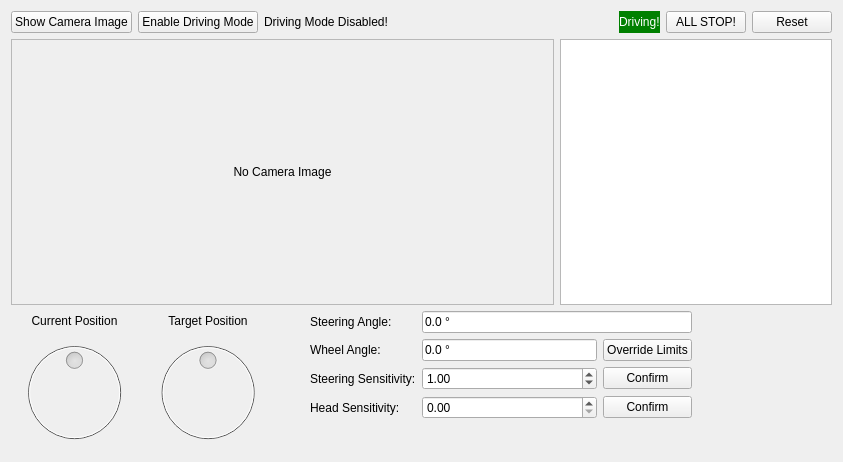
The window that thor_mang_driving_widget/src/driving_widget.ui (hector-humanoid/humanoid_driving) describes before a commit, drawn with Qt 5.
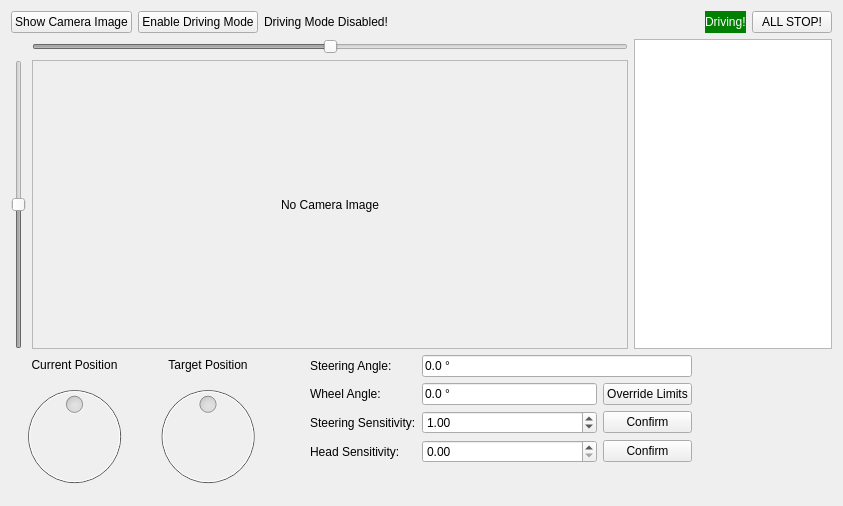
The same window after the commit. Icons and pictures are not drawn.

Diff of the .ui file:
```diff
--- a/thor_mang_driving_widget/src/driving_widget.ui
+++ b/thor_mang_driving_widget/src/driving_widget.ui
@@ -7,7 +7,7 @@
     <x>0</x>
     <y>0</y>
     <width>843</width>
-    <height>462</height>
+    <height>506</height>
    </rect>
   </property>
   <property name="minimumSize">
@@ -107,18 +107,46 @@
         </property>
        </widget>
       </item>
-      <item>
-       <widget class="QPushButton" name="pushButton_Reset">
-        <property name="text">
-         <string>Reset</string>
-        </property>
-       </widget>
-      </item>
      </layout>
     </item>
     <item>
-     <layout class="QHBoxLayout" name="horizontalLayout_3" stretch="2,1">
-      <item>
+     <layout class="QGridLayout" name="gridLayout_2" columnstretch="0,3,1">
+      <item row="0" column="1">
+       <widget class="QSlider" name="slider_HeadPan">
+        <property name="enabled">
+         <bool>false</bool>
+        </property>
+        <property name="minimum">
+         <number>-314</number>
+        </property>
+        <property name="maximum">
+         <number>314</number>
+        </property>
+        <property name="orientation">
+         <enum>Qt::Horizontal</enum>
+        </property>
+       </widget>
+      </item>
+      <item row="0" column="2" rowspan="2">
+       <widget class="QGraphicsView" name="graphicsView_Wheels"/>
+      </item>
+      <item row="1" column="0">
+       <widget class="QSlider" name="slider_HeadTilt">
+        <property name="enabled">
+         <bool>false</bool>
+        </property>
+        <property name="minimum">
+         <number>-314</number>
+        </property>
+        <property name="maximum">
+         <number>314</number>
+        </property>
+        <property name="orientation">
+         <enum>Qt::Vertical</enum>
+        </property>
+       </widget>
+      </item>
+      <item row="1" column="1">
        <widget class="QLabel" name="label_CameraImage">
         <property name="frameShape">
          <enum>QFrame::StyledPanel</enum>
@@ -134,9 +162,6 @@
         </property>
        </widget>
       </item>
-      <item>
-       <widget class="QGraphicsView" name="graphicsView_Wheels"/>
-      </item>
      </layout>
     </item>
     <item>
@@ -306,7 +331,7 @@
        </spacer>
       </item>
       <item>
-       <layout class="QGridLayout" name="gridLayout" columnstretch="0,1,0">
+       <layout class="QGridLayout" name="gridLayout" columnstretch="0,0,0">
         <item row="0" column="0">
          <widget class="QLabel" name="label_SteeringAngle">
           <property name="text">
@@ -358,16 +383,6 @@
           </property>
          </widget>
         </item>
-        <item row="4" column="1">
-         <widget class="QDoubleSpinBox" name="spinBox_HeadSensitivity">
-          <property name="maximum">
-           <double>10.000000000000000</double>
-          </property>
-          <property name="singleStep">
-           <double>0.100000000000000</double>
-          </property>
-         </widget>
-        </item>
         <item row="4" column="2">
          <widget class="QPushButton" name="pushButton_ConfirmHeadSensitivity">
           <property name="text">
@@ -375,19 +390,6 @@
           </property>
          </widget>
         </item>
-        <item row="5" column="0" colspan="3">
-         <spacer name="verticalSpacer">
-          <property name="orientation">
-           <enum>Qt::Vertical</enum>
-          </property>
-          <property name="sizeHint" stdset="0">
-           <size>
-            <width>20</width>
-            <height>0</height>
-           </size>
-          </property>
-         </spacer>
-        </item>
         <item row="2" column="2">
          <widget class="QPushButton" name="pushButton_OverrideLimits">
           <property name="text">
@@ -395,16 +397,29 @@
           </property>
          </widget>
         </item>
-        <item row="2" column="1">
-         <widget class="QLineEdit" name="lineEdit_WheelAngle">
-          <property name="text">
-           <string>0.0 °</string>
+        <item row="4" column="1">
+         <widget class="QDoubleSpinBox" name="spinBox_HeadSensitivity">
+          <property name="maximum">
+           <double>10.000000000000000</double>
           </property>
-          <property name="readOnly">
-           <bool>true</bool>
+          <property name="singleStep">
+           <double>0.100000000000000</double>
           </property>
          </widget>
         </item>
+        <item row="5" column="0" colspan="3">
+         <spacer name="verticalSpacer">
+          <property name="orientation">
+           <enum>Qt::Vertical</enum>
+          </property>
+          <property name="sizeHint" stdset="0">
+           <size>
+            <width>20</width>
+            <height>0</height>
+           </size>
+          </property>
+         </spacer>
+        </item>
         <item row="2" column="0">
          <widget class="QLabel" name="label_WheelAngle">
           <property name="text">
@@ -412,6 +427,16 @@
           </property>
          </widget>
         </item>
+        <item row="2" column="1">
+         <widget class="QLineEdit" name="lineEdit_WheelAngle">
+          <property name="text">
+           <string>0.0 °</string>
+          </property>
+          <property name="readOnly">
+           <bool>true</bool>
+          </property>
+         </widget>
+        </item>
        </layout>
       </item>
       <item>
```
